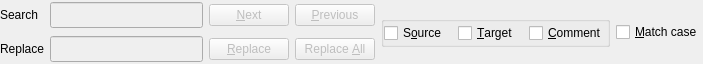
Above: pootling/ui/Find.ui from cc-archive/pootle before the change. Below: the same form after it.
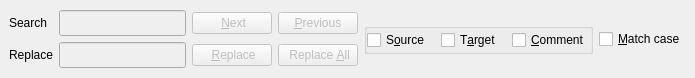
That is the form after the change. Icons and pictures are not drawn.

Diff of the .ui file:
```diff
--- a/pootling/ui/Find.ui
+++ b/pootling/ui/Find.ui
@@ -8,14 +8,14 @@
    <rect>
     <x>0</x>
     <y>0</y>
-    <width>703</width>
-    <height>64</height>
+    <width>695</width>
+    <height>78</height>
    </rect>
   </property>
   <property name="sizePolicy" >
    <sizepolicy>
-    <hsizetype>5</hsizetype>
-    <vsizetype>0</vsizetype>
+    <hsizetype>7</hsizetype>
+    <vsizetype>7</vsizetype>
     <horstretch>0</horstretch>
     <verstretch>0</verstretch>
    </sizepolicy>
@@ -26,14 +26,74 @@
   <property name="autoFillBackground" >
    <bool>true</bool>
   </property>
+  <layout class="QGridLayout" >
+   <property name="margin" >
+    <number>9</number>
+   </property>
+   <property name="spacing" >
+    <number>6</number>
+   </property>
+   <item row="0" column="2" >
+    <widget class="QCheckBox" name="matchcase" >
+     <property name="text" >
+      <string>&amp;Match case</string>
+     </property>
+    </widget>
+   </item>
+   <item row="0" column="1" >
+    <widget class="QGroupBox" name="groupBox" >
+     <property name="sizePolicy" >
+      <sizepolicy>
+       <hsizetype>5</hsizetype>
+       <vsizetype>0</vsizetype>
+       <horstretch>0</horstretch>
+       <verstretch>0</verstretch>
+      </sizepolicy>
+     </property>
+     <property name="title" >
+      <string/>
+     </property>
   <layout class="QHBoxLayout" >
    <property name="margin" >
     <number>0</number>
    </property>
    <property name="spacing" >
-    <number>6</number>
+       <number>11</number>
    </property>
    <item>
+       <widget class="QCheckBox" name="insource" >
+        <property name="text" >
+         <string>S&amp;ource</string>
+        </property>
+        <property name="checkable" >
+         <bool>true</bool>
+        </property>
+        <property name="tristate" >
+         <bool>false</bool>
+        </property>
+       </widget>
+      </item>
+      <item>
+       <widget class="QCheckBox" name="intarget" >
+        <property name="text" >
+         <string>T&amp;arget</string>
+        </property>
+       </widget>
+      </item>
+      <item>
+       <widget class="QCheckBox" name="incomment" >
+        <property name="text" >
+         <string>&amp;Comment</string>
+        </property>
+        <property name="checked" >
+         <bool>false</bool>
+        </property>
+       </widget>
+      </item>
+     </layout>
+    </widget>
+   </item>
+   <item row="0" column="0" >
     <layout class="QGridLayout" >
      <property name="margin" >
       <number>0</number>
@@ -73,7 +133,10 @@
         <bool>false</bool>
        </property>
        <property name="text" >
-        <string>&amp;Next</string>
+        <string> &amp;Next</string>
+       </property>
+       <property name="icon" >
+        <iconset>../images/next.png</iconset>
        </property>
        <property name="autoDefault" >
         <bool>true</bool>
@@ -137,7 +200,10 @@
         <bool>false</bool>
        </property>
        <property name="text" >
-        <string>&amp;Replace</string>
+        <string> &amp;Replace</string>
+       </property>
+       <property name="icon" >
+        <iconset>../images/replace.png</iconset>
        </property>
        <property name="autoDefault" >
         <bool>true</bool>
@@ -156,7 +222,10 @@
         <bool>false</bool>
        </property>
        <property name="text" >
-        <string>Replace &amp;All</string>
+        <string> Replace &amp;All</string>
+       </property>
+       <property name="icon" >
+        <iconset>../images/replaceAll.png</iconset>
        </property>
        <property name="autoDefault" >
         <bool>true</bool>
@@ -171,66 +240,6 @@
      </item>
     </layout>
    </item>
-   <item>
-    <widget class="QGroupBox" name="groupBox" >
-     <property name="sizePolicy" >
-      <sizepolicy>
-       <hsizetype>5</hsizetype>
-       <vsizetype>0</vsizetype>
-       <horstretch>0</horstretch>
-       <verstretch>0</verstretch>
-      </sizepolicy>
-     </property>
-     <property name="title" >
-      <string/>
-     </property>
-     <layout class="QHBoxLayout" >
-      <property name="margin" >
-       <number>0</number>
-      </property>
-      <property name="spacing" >
-       <number>11</number>
-      </property>
-      <item>
-       <widget class="QCheckBox" name="insource" >
-        <property name="text" >
-         <string>S&amp;ource</string>
-        </property>
-        <property name="checkable" >
-         <bool>true</bool>
-        </property>
-        <property name="tristate" >
-         <bool>false</bool>
-        </property>
-       </widget>
-      </item>
-      <item>
-       <widget class="QCheckBox" name="intarget" >
-        <property name="text" >
-         <string>&amp;Target</string>
-        </property>
-       </widget>
-      </item>
-      <item>
-       <widget class="QCheckBox" name="incomment" >
-        <property name="text" >
-         <string>&amp;Comment</string>
-        </property>
-        <property name="checked" >
-         <bool>false</bool>
-        </property>
-       </widget>
-      </item>
-     </layout>
-    </widget>
-   </item>
-   <item>
-    <widget class="QCheckBox" name="matchcase" >
-     <property name="text" >
-      <string>&amp;Match case</string>
-     </property>
-    </widget>
-   </item>
   </layout>
  </widget>
  <tabstops>
```
Left out of the diff: 3 changed lines with no effect on the pictures. Lines whose indentation alone changed are shown as unchanged.
